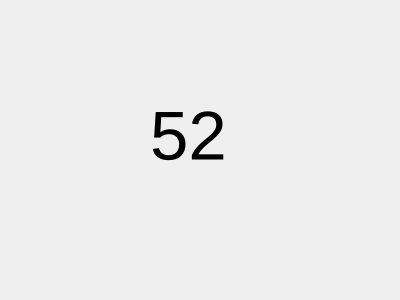
artem2284708/NBA-squad-calculator, file NBA_squad/form.ui: the form before one commit.
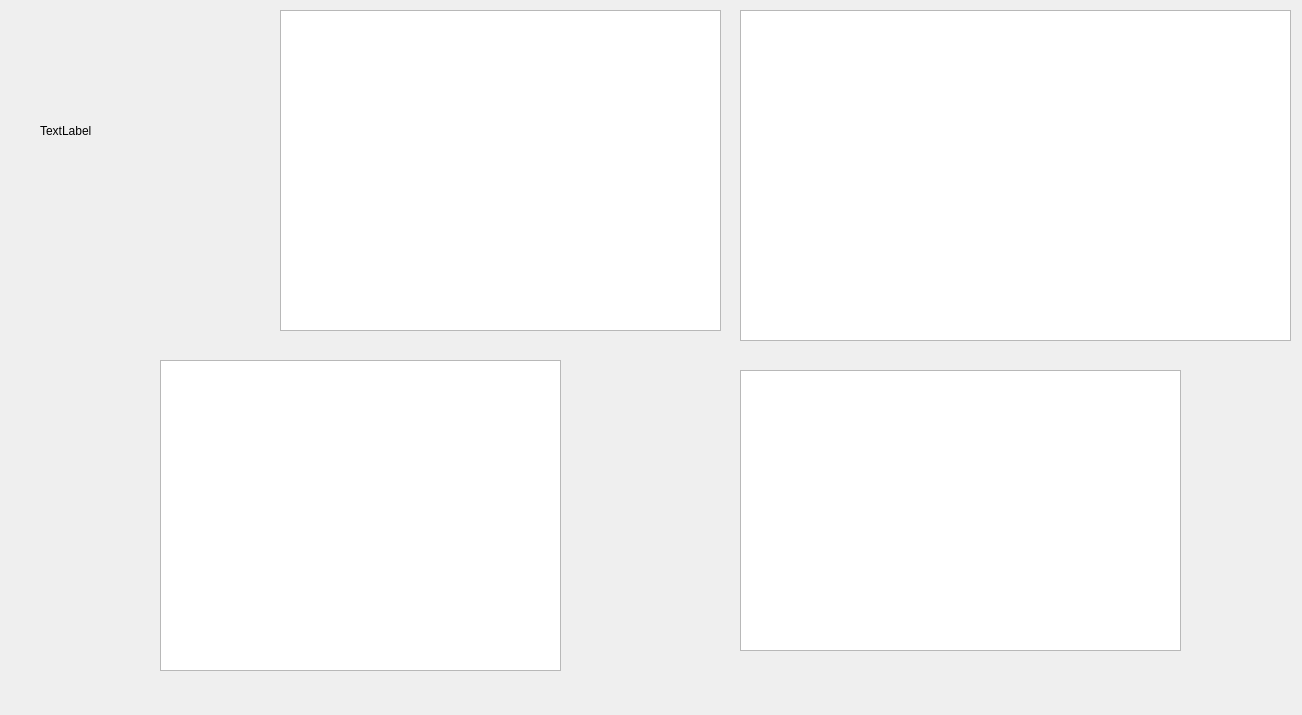
The form after the commit.

```diff
--- a/NBA_squad/form.ui
+++ b/NBA_squad/form.ui
@@ -6,8 +6,8 @@
    <rect>
     <x>0</x>
     <y>0</y>
-    <width>400</width>
-    <height>300</height>
+    <width>1302</width>
+    <height>715</height>
    </rect>
   </property>
   <property name="windowTitle">
@@ -16,19 +16,54 @@
   <widget class="QLabel" name="label">
    <property name="geometry">
     <rect>
-     <x>150</x>
-     <y>80</y>
-     <width>121</width>
-     <height>111</height>
+     <x>40</x>
+     <y>20</y>
+     <width>211</width>
+     <height>221</height>
     </rect>
    </property>
-   <property name="font">
-    <font>
-     <pointsize>52</pointsize>
-    </font>
-   </property>
    <property name="text">
-    <string>52</string>
+    <string>TextLabel</string>
+   </property>
+  </widget>
+  <widget class="QTableView" name="tableView">
+   <property name="geometry">
+    <rect>
+     <x>740</x>
+     <y>10</y>
+     <width>551</width>
+     <height>331</height>
+    </rect>
+   </property>
+  </widget>
+  <widget class="QTableView" name="tableView_2">
+   <property name="geometry">
+    <rect>
+     <x>280</x>
+     <y>10</y>
+     <width>441</width>
+     <height>321</height>
+    </rect>
+   </property>
+  </widget>
+  <widget class="QTableView" name="tableView_3">
+   <property name="geometry">
+    <rect>
+     <x>740</x>
+     <y>370</y>
+     <width>441</width>
+     <height>281</height>
+    </rect>
+   </property>
+  </widget>
+  <widget class="QTableView" name="tableView_4">
+   <property name="geometry">
+    <rect>
+     <x>160</x>
+     <y>360</y>
+     <width>401</width>
+     <height>311</height>
+    </rect>
    </property>
   </widget>
  </widget>
```
Left out of the diff: 2 changed lines with no effect on the pictures.
